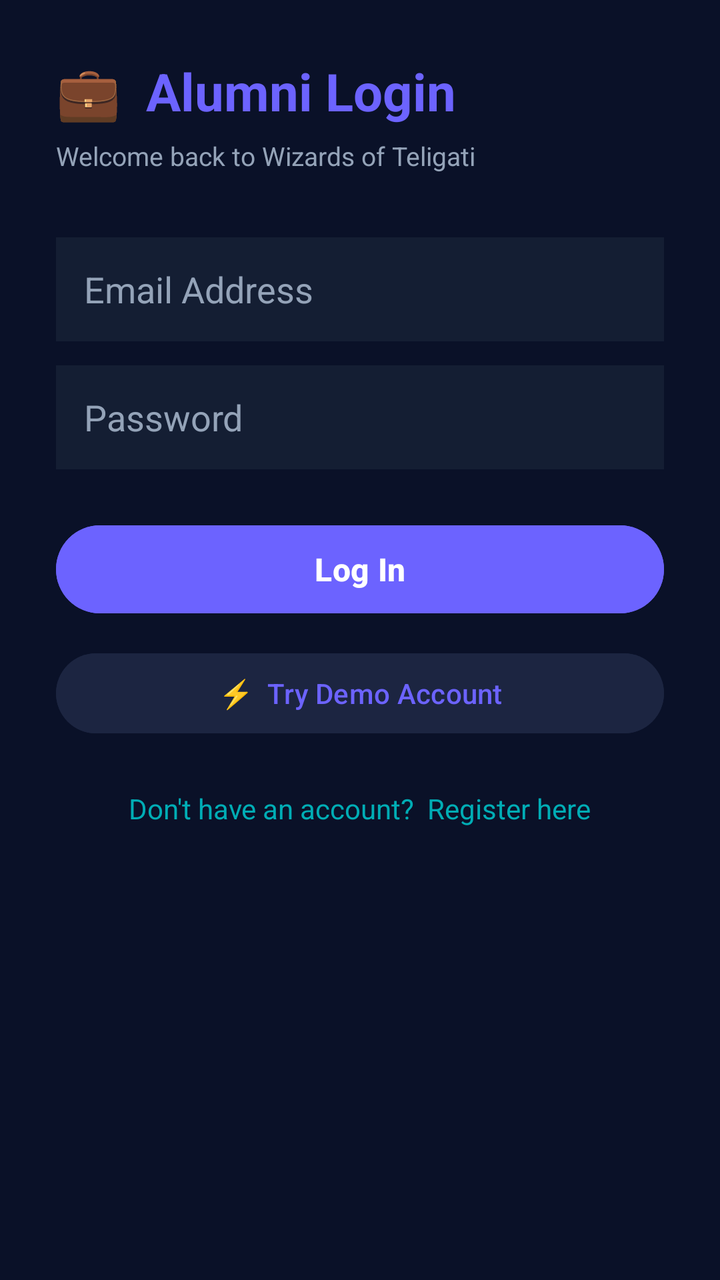
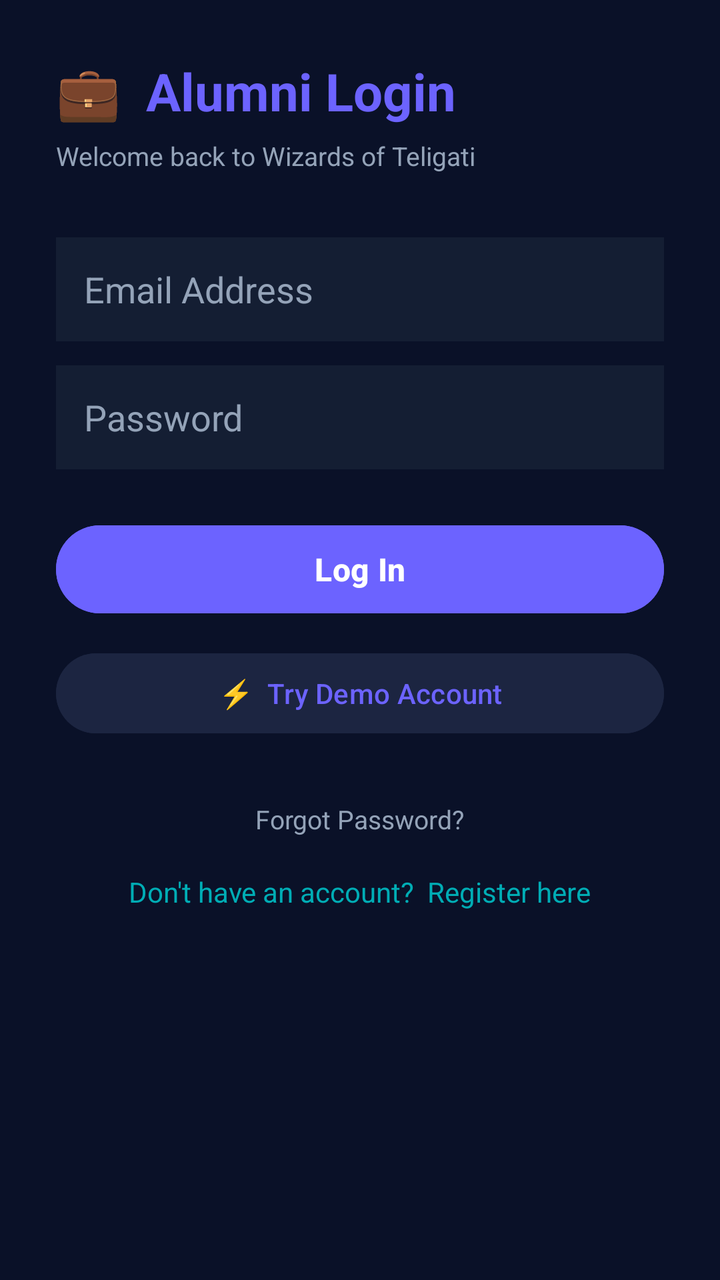

An Android layout rendered at two revisions. The XML below is the earlier revision; the diff shows what the commit changed to produce the second picture.
<!-- AndroidManifest.xml: activity theme Theme.WizardsOfTeligati -->
<!-- res/layout/activity_alumni_login.xml -->
<?xml version="1.0" encoding="utf-8"?>
<ScrollView xmlns:android="http://schemas.android.com/apk/res/android"
    android:layout_width="match_parent"
    android:layout_height="match_parent"
    android:background="@color/deep_navy"
    android:fillViewport="true">

    <LinearLayout
        android:layout_width="match_parent"
        android:layout_height="wrap_content"
        android:orientation="vertical"
        android:padding="28dp">

        <TextView
            android:layout_width="wrap_content"
            android:layout_height="wrap_content"
            android:text="💼  Alumni Login"
            android:textColor="@color/accent_purple"
            android:textSize="26sp"
            android:textStyle="bold"
            android:layout_marginBottom="6dp"/>

        <TextView
            android:layout_width="wrap_content"
            android:layout_height="wrap_content"
            android:text="Welcome back to Wizards of Teligati"
            android:textColor="@color/text_secondary"
            android:textSize="13sp"
            android:layout_marginBottom="32dp"/>

        <EditText
            android:id="@+id/etAlumniEmail"
            android:layout_width="match_parent"
            android:layout_height="52dp"
            android:background="@color/card_dark"
            android:hint="Email Address"
            android:inputType="textEmailAddress"
            android:padding="14dp"
            android:textColor="@color/text_primary"
            android:textColorHint="@color/text_secondary"
            android:layout_marginBottom="12dp"/>

        <EditText
            android:id="@+id/etAlumniPassword"
            android:layout_width="match_parent"
            android:layout_height="52dp"
            android:background="@color/card_dark"
            android:hint="Password"
            android:inputType="textPassword"
            android:padding="14dp"
            android:textColor="@color/text_primary"
            android:textColorHint="@color/text_secondary"
            android:layout_marginBottom="24dp"/>

        <Button
            android:id="@+id/btnLoginAlumni"
            android:layout_width="match_parent"
            android:layout_height="52dp"
            android:backgroundTint="@color/accent_purple"
            android:text="Log In"
            android:textColor="@color/white"
            android:textSize="16sp"
            android:textStyle="bold"
            android:layout_marginBottom="12dp"/>

        <Button
            android:id="@+id/btnAlumniDemo"
            android:layout_width="match_parent"
            android:layout_height="48dp"
            android:backgroundTint="@color/indigo_dark"
            android:text="⚡  Try Demo Account"
            android:textColor="@color/accent_purple"
            android:layout_marginBottom="24dp"/>

        <TextView
            android:id="@+id/tvGoToAlumniRegister"
            android:layout_width="wrap_content"
            android:layout_height="wrap_content"
            android:layout_gravity="center_horizontal"
            android:text="Don't have an account?  Register here"
            android:textColor="@color/mystic_cyan"
            android:textSize="14sp" />

    </LinearLayout>
</ScrollView>
<!-- resources referenced by this layout -->
<resources>
  <color name="accent_purple">#6C63FF</color>
  <color name="card_dark">#141E33</color>
  <color name="deep_navy">#0A1128</color>
  <color name="indigo_dark">#1C2541</color>
  <color name="mystic_cyan">#00ADB5</color>
  <color name="text_primary">#F1F5F9</color>
  <color name="text_secondary">#94A3B8</color>
  <color name="white">#FFFFFF</color>
  <style name="Theme.WizardsOfTeligati" parent="Theme.Material3.DayNight.NoActionBar">
          <item name="colorPrimary">@color/mystic_cyan</item>
          <item name="colorSecondary">@color/accent_purple</item>
          <item name="android:windowBackground">@color/deep_navy</item>
          <item name="colorSurface">@color/card_dark</item>
          <item name="colorOnSurface">@color/text_primary</item>
          <item name="colorOnPrimary">@color/deep_navy</item>
      </style>
</resources>

<!-- the commit's change to res/layout/activity_alumni_login.xml (unified diff, before → after) -->
@@ -73,6 +73,17 @@
             android:layout_marginBottom="24dp"/>
 
         <TextView
+            android:id="@+id/tvAlumniForgotPassword"
+            android:layout_width="wrap_content"
+            android:layout_height="wrap_content"
+            android:layout_gravity="center_horizontal"
+            android:text="Forgot Password?"
+            android:textColor="@color/text_secondary"
+            android:textSize="13sp"
+            android:padding="6dp"
+            android:layout_marginBottom="12dp" />
+
+        <TextView
             android:id="@+id/tvGoToAlumniRegister"
             android:layout_width="wrap_content"
             android:layout_height="wrap_content"
